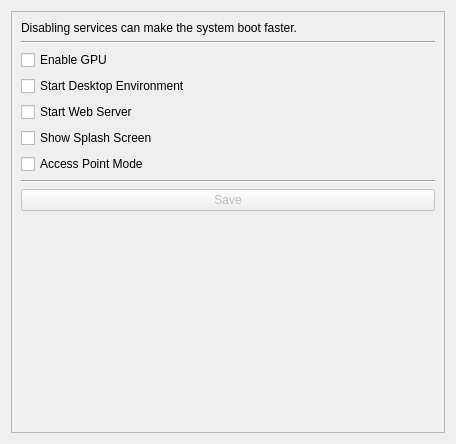
Tinkerforge/brickv, file src/brickv/plugin_system/plugins/red/ui/red_tab_settings_services.ui: the form before one commit.
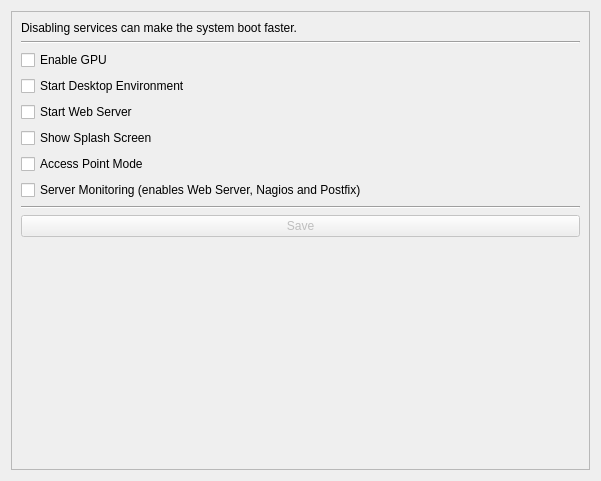
The form after the commit.

Commit message: red-brick: Infrastructure for server monitoring service with basic GUI concept.

```diff
--- a/src/brickv/plugin_system/plugins/red/ui/red_tab_settings_services.ui
+++ b/src/brickv/plugin_system/plugins/red/ui/red_tab_settings_services.ui
@@ -6,8 +6,8 @@
    <rect>
     <x>0</x>
     <y>0</y>
-    <width>456</width>
-    <height>444</height>
+    <width>601</width>
+    <height>481</height>
    </rect>
   </property>
   <property name="windowTitle">
@@ -24,8 +24,8 @@
        <rect>
         <x>0</x>
         <y>0</y>
-        <width>436</width>
-        <height>424</height>
+        <width>581</width>
+        <height>461</height>
        </rect>
       </property>
       <layout class="QVBoxLayout" name="verticalLayout">
@@ -45,7 +45,7 @@
            </property>
           </widget>
          </item>
-         <item row="7" column="0">
+         <item row="8" column="0">
           <widget class="Line" name="line">
            <property name="orientation">
             <enum>Qt::Horizontal</enum>
@@ -93,7 +93,7 @@
            </property>
           </widget>
          </item>
-         <item row="8" column="0">
+         <item row="9" column="0">
           <widget class="QPushButton" name="pbutton_services_save">
            <property name="enabled">
             <bool>false</bool>
@@ -103,6 +103,13 @@
            </property>
           </widget>
          </item>
+         <item row="7" column="0">
+          <widget class="QCheckBox" name="chkbox_server_monitoring">
+           <property name="text">
+            <string>Server Monitoring (enables Web Server, Nagios and Postfix)</string>
+           </property>
+          </widget>
+         </item>
         </layout>
        </item>
        <item>
```
The commit also changes 10 other files.
